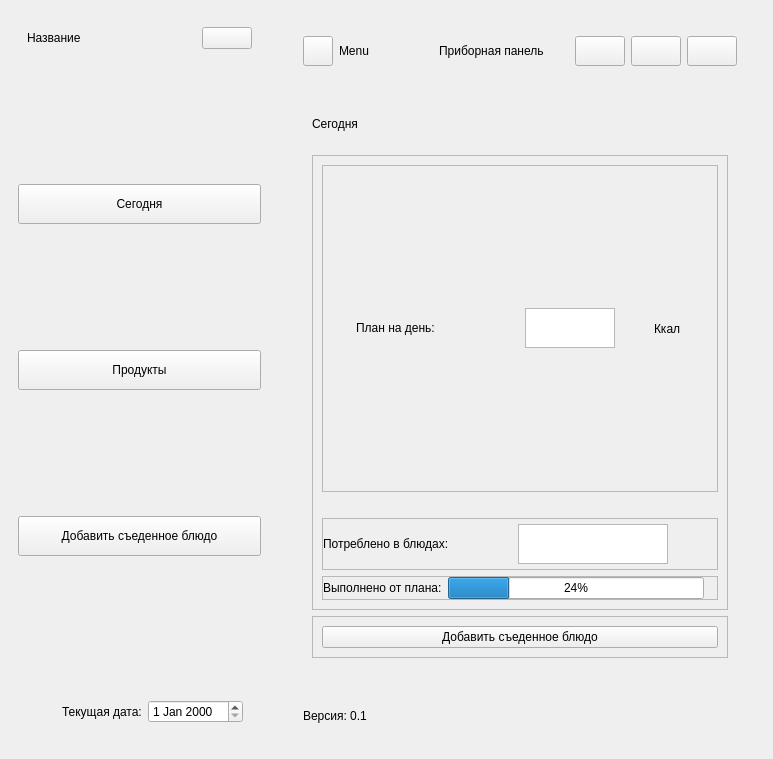
Above: interface.ui from Cry-isaac/Yandex_project before the change. Below: the same form after it.
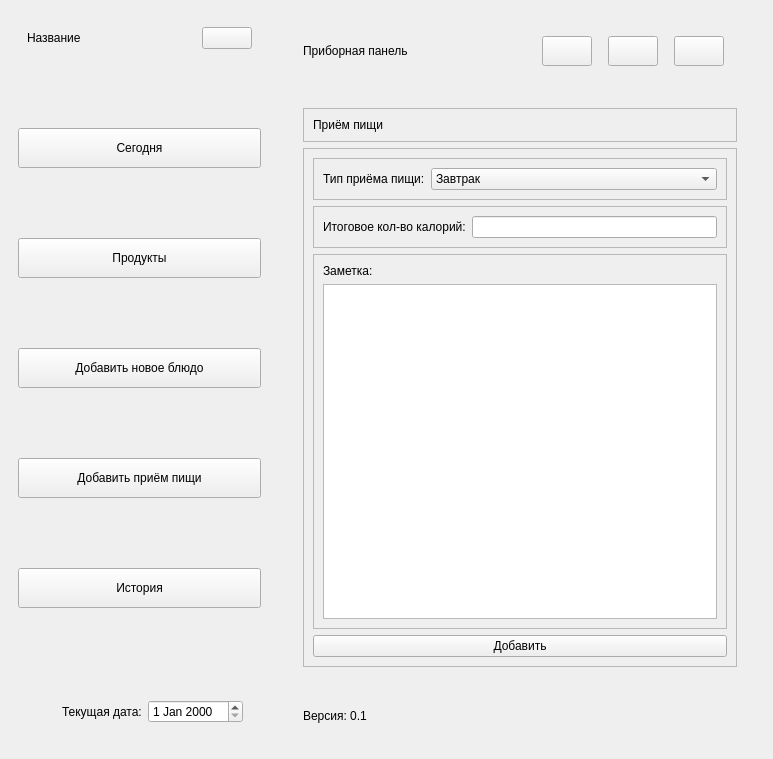
That is the form after the change. The open tabs and pages were chosen to show the change. Icons and pictures are not drawn.

What changed in the file:
```diff
--- a/interface.ui
+++ b/interface.ui
@@ -151,7 +151,7 @@
              </size>
             </property>
             <property name="text">
-             <string>Добавить съеденное блюдо</string>
+                <string>Добавить новое блюдо</string>
             </property>
             <property name="icon">
              <iconset resource="resourses.qrc">
@@ -159,6 +159,44 @@
             </property>
            </widget>
           </item>
+             <item>
+                 <widget class="QPushButton" name="add_breakfast">
+                     <property name="sizePolicy">
+                         <sizepolicy hsizetype="Minimum" vsizetype="Expanding">
+                             <horstretch>0</horstretch>
+                             <verstretch>0</verstretch>
+                         </sizepolicy>
+                     </property>
+                     <property name="maximumSize">
+                         <size>
+                             <width>16777215</width>
+                             <height>40</height>
+                         </size>
+                     </property>
+                     <property name="text">
+                         <string>Добавить приём пищи</string>
+                     </property>
+                 </widget>
+             </item>
+             <item>
+                 <widget class="QPushButton" name="history">
+                     <property name="sizePolicy">
+                         <sizepolicy hsizetype="Minimum" vsizetype="Expanding">
+                             <horstretch>0</horstretch>
+                             <verstretch>0</verstretch>
+                         </sizepolicy>
+                     </property>
+                     <property name="maximumSize">
+                         <size>
+                             <width>16777215</width>
+                             <height>40</height>
+                         </size>
+                     </property>
+                     <property name="text">
+                         <string>История</string>
+            </property>
+           </widget>
+          </item>
          </layout>
         </widget>
        </item>
@@ -242,42 +280,6 @@
           <enum>QFrame::NoFrame</enum>
          </property>
          <layout class="QHBoxLayout" name="horizontalLayout_3">
-          <item>
-           <widget class="QFrame" name="frame_9">
-            <property name="frameShape">
-             <enum>QFrame::NoFrame</enum>
-            </property>
-            <layout class="QHBoxLayout" name="horizontalLayout_4">
-             <item>
-              <widget class="QPushButton" name="menu_button">
-               <property name="maximumSize">
-                <size>
-                 <width>30</width>
-                 <height>30</height>
-                </size>
-               </property>
-               <property name="cursor">
-                <cursorShape>ArrowCursor</cursorShape>
-               </property>
-               <property name="text">
-                <string/>
-               </property>
-               <property name="icon">
-                <iconset resource="resourses.qrc">
-                 <normaloff>:/icons/icons/menu.png</normaloff>:/icons/icons/menu.png</iconset>
-               </property>
-              </widget>
-             </item>
-             <item>
-              <widget class="QLabel" name="menu_label">
-               <property name="text">
-                <string>Menu</string>
-               </property>
-              </widget>
-             </item>
-            </layout>
-           </widget>
-          </item>
           <item>
            <widget class="QFrame" name="frame_11">
             <property name="frameShape">
@@ -466,14 +468,7 @@
                         </widget>
                        </item>
                        <item>
-                        <widget class="QTextEdit" name="count_max_calories">
-                         <property name="maximumSize">
-                          <size>
-                           <width>90</width>
-                           <height>40</height>
-                          </size>
-                         </property>
-                        </widget>
+                           <widget class="QLineEdit" name="count_max_calories"/>
                        </item>
                        <item>
                         <widget class="QLabel" name="label_8">
@@ -522,25 +517,12 @@
                        <item alignment="Qt::AlignLeft">
                         <widget class="QLabel" name="label_11">
                          <property name="text">
-                          <string>Потреблено в блюдах:</string>
+                             <string>Калорий за сегодня:</string>
                          </property>
                         </widget>
                        </item>
-                       <item alignment="Qt::AlignLeft|Qt::AlignVCenter">
-                        <widget class="QTextBrowser" name="count_today_calories">
-                         <property name="minimumSize">
-                          <size>
-                           <width>0</width>
-                           <height>26</height>
-                          </size>
-                         </property>
-                         <property name="maximumSize">
-                          <size>
-                           <width>150</width>
-                           <height>40</height>
-                          </size>
-                         </property>
-                        </widget>
+                          <item>
+                              <widget class="QLineEdit" name="count_today_calories"/>
                        </item>
                       </layout>
                      </widget>
@@ -611,7 +593,7 @@
                     <item>
                      <widget class="QPushButton" name="add_food_2">
                       <property name="text">
-                       <string>Добавить съеденное блюдо</string>
+                          <string>Добавить приём пищи</string>
                       </property>
                      </widget>
                     </item>
@@ -883,7 +865,7 @@
                      </widget>
                  </item>
                     <item row="8" column="0">
-                        <widget class="QPushButton" name="add_breakfast">
+                        <widget class="QPushButton" name="button_add_food">
                             <property name="text">
                                 <string>Добавить</string>
                             </property>
@@ -916,6 +898,205 @@
               </item>
              </layout>
             </widget>
+               <widget class="QWidget" name="page_add_breakfast">
+                   <layout class="QVBoxLayout" name="verticalLayout_12">
+                       <item>
+                           <widget class="QFrame" name="frame_18">
+                               <property name="frameShape">
+                                   <enum>QFrame::StyledPanel</enum>
+                               </property>
+                               <property name="frameShadow">
+                                   <enum>QFrame::Raised</enum>
+                               </property>
+                               <layout class="QHBoxLayout" name="horizontalLayout_25">
+                                   <item>
+                                       <widget class="QLabel" name="label_18">
+                                           <property name="text">
+                                               <string>Приём пищи</string>
+                                           </property>
+                                       </widget>
+                                   </item>
+                               </layout>
+                           </widget>
+                       </item>
+                       <item>
+                           <widget class="QFrame" name="frame_19">
+                               <property name="sizePolicy">
+                                   <sizepolicy hsizetype="Expanding" vsizetype="Expanding">
+                                       <horstretch>0</horstretch>
+                                       <verstretch>0</verstretch>
+                                   </sizepolicy>
+                               </property>
+                               <property name="frameShape">
+                                   <enum>QFrame::StyledPanel</enum>
+                               </property>
+                               <property name="frameShadow">
+                                   <enum>QFrame::Raised</enum>
+                               </property>
+                               <layout class="QVBoxLayout" name="verticalLayout_13">
+                                   <item>
+                                       <widget class="QFrame" name="frame_23">
+                                           <property name="sizePolicy">
+                                               <sizepolicy hsizetype="Preferred" vsizetype="Fixed">
+                                                   <horstretch>0</horstretch>
+                                                   <verstretch>0</verstretch>
+                                               </sizepolicy>
+                                           </property>
+                                           <property name="frameShape">
+                                               <enum>QFrame::StyledPanel</enum>
+                                           </property>
+                                           <property name="frameShadow">
+                                               <enum>QFrame::Raised</enum>
+                                           </property>
+                                           <layout class="QHBoxLayout" name="horizontalLayout_28">
+                                               <item>
+                                                   <widget class="QLabel" name="label_20">
+                                                       <property name="text">
+                                                           <string>Тип приёма пищи:</string>
+                                                       </property>
+                                                   </widget>
+                                               </item>
+                                               <item>
+                                                   <widget class="QComboBox" name="comboBox_type_meal">
+                                                       <property name="sizePolicy">
+                                                           <sizepolicy hsizetype="Expanding" vsizetype="Fixed">
+                                                               <horstretch>0</horstretch>
+                                                               <verstretch>0</verstretch>
+                                                           </sizepolicy>
+                                                       </property>
+                                                       <item>
+                                                           <property name="text">
+                                                               <string>Завтрак</string>
+                                                           </property>
+                                                       </item>
+                                                       <item>
+                                                           <property name="text">
+                                                               <string>Обед</string>
+                                                           </property>
+                                                       </item>
+                                                       <item>
+                                                           <property name="text">
+                                                               <string>Ужин</string>
+                                                           </property>
+                                                       </item>
+                                                       <item>
+                                                           <property name="text">
+                                                               <string>Перекус</string>
+                                                           </property>
+                                                       </item>
+                                                   </widget>
+                                               </item>
+                                           </layout>
+                                       </widget>
+                                   </item>
+                                   <item>
+                                       <widget class="QFrame" name="frame_21">
+                                           <property name="frameShape">
+                                               <enum>QFrame::StyledPanel</enum>
+                                           </property>
+                                           <property name="frameShadow">
+                                               <enum>QFrame::Raised</enum>
+                                           </property>
+                                           <layout class="QHBoxLayout" name="horizontalLayout_26">
+                                               <item>
+                                                   <widget class="QLabel" name="label_19">
+                                                       <property name="text">
+                                                           <string>Итоговое кол-во калорий:</string>
+                                                       </property>
+                                                   </widget>
+                                               </item>
+                                               <item>
+                                                   <widget class="QLineEdit" name="total_calories"/>
+                                               </item>
+                                           </layout>
+                                       </widget>
+                                   </item>
+                                   <item>
+                                       <widget class="QFrame" name="frame_24">
+                                           <property name="frameShape">
+                                               <enum>QFrame::StyledPanel</enum>
+                                           </property>
+                                           <property name="frameShadow">
+                                               <enum>QFrame::Raised</enum>
+                                           </property>
+                                           <layout class="QVBoxLayout" name="verticalLayout_14">
+                                               <item>
+                                                   <widget class="QLabel" name="label_21">
+                                                       <property name="text">
+                                                           <string>Заметка:</string>
+                                                       </property>
+                                                   </widget>
+                                               </item>
+                                               <item>
+                                                   <widget class="QTextEdit" name="text_notes"/>
+                                               </item>
+                                           </layout>
+                                       </widget>
+                                   </item>
+                                   <item>
+                                       <widget class="QPushButton" name="button_add_breakfast">
+                                           <property name="text">
+                                               <string>Добавить</string>
+                                           </property>
+                                       </widget>
+                                   </item>
+                               </layout>
+                           </widget>
+                       </item>
+                   </layout>
+               </widget>
+               <widget class="QWidget" name="page_history">
+                   <layout class="QVBoxLayout" name="verticalLayout_11">
+                       <item>
+                           <widget class="QFrame" name="frame_16">
+                               <property name="frameShape">
+                                   <enum>QFrame::StyledPanel</enum>
+                               </property>
+                               <property name="frameShadow">
+                                   <enum>QFrame::Raised</enum>
+                               </property>
+                               <layout class="QHBoxLayout" name="horizontalLayout_24">
+                                   <item>
+                                       <widget class="QLabel" name="label_17">
+                                           <property name="text">
+                                               <string>История</string>
+                                           </property>
+                                       </widget>
+                                   </item>
+                               </layout>
+                           </widget>
+                       </item>
+                       <item>
+                           <widget class="QFrame" name="frame_17">
+                               <property name="frameShape">
+                                   <enum>QFrame::StyledPanel</enum>
+                               </property>
+                               <property name="frameShadow">
+                                   <enum>QFrame::Raised</enum>
+                               </property>
+                               <layout class="QGridLayout" name="gridLayout_4">
+                                   <item row="0" column="0">
+                                       <widget class="QTableView" name="table_history"/>
+                                   </item>
+                               </layout>
+                           </widget>
+                       </item>
+                       <item>
+                           <widget class="QPushButton" name="pushButton_ubdate_history">
+                               <property name="text">
+                                   <string>Обновить</string>
+                               </property>
+                           </widget>
+                       </item>
+                       <item>
+                           <widget class="QPushButton" name="pushButton_delete">
+                               <property name="text">
+                                   <string>Удалить</string>
+                               </property>
+               </widget>
+              </item>
+             </layout>
+            </widget>
            </widget>
           </item>
          </layout>
```
Left out of the diff: 11 changed lines with no effect on the pictures.
